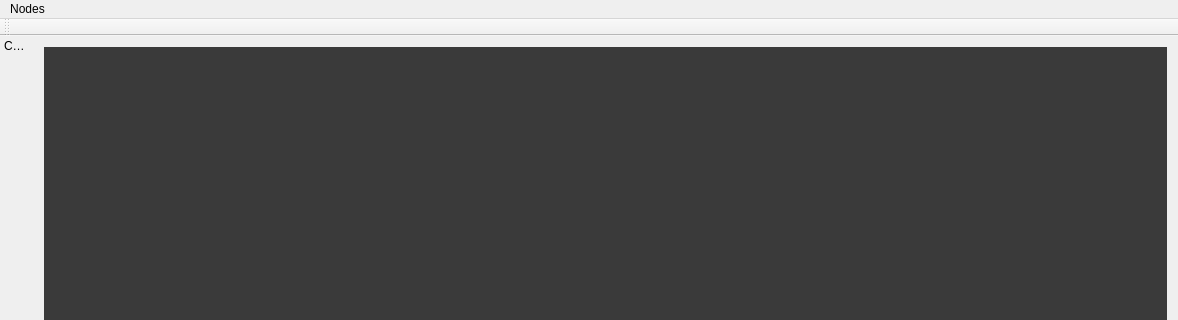
Old version of the form ccs/mainwindow.ui in the repository bisegni/chaosframework; both pictures show x 0 to 1178 and y 0 to 320 of the 1178 by 682 pixel window.
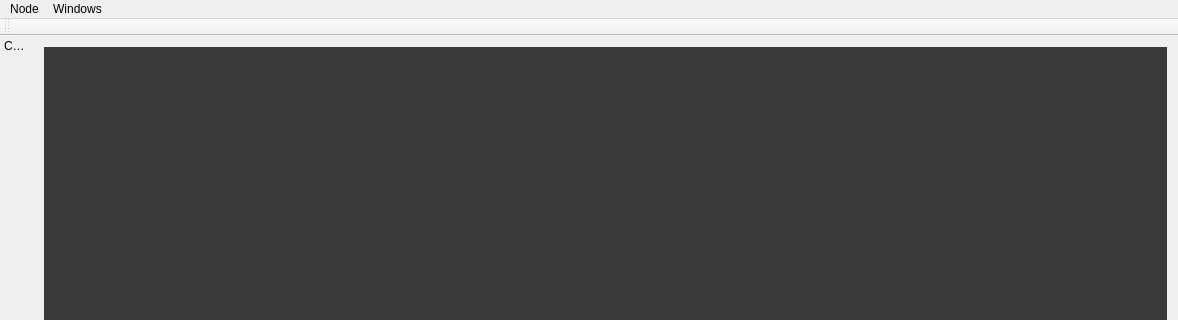
New version of the form.

What changed in the file:
```diff
--- a/ccs/mainwindow.ui
+++ b/ccs/mainwindow.ui
@@ -72,18 +72,21 @@
    <property name="nativeMenuBar">
     <bool>true</bool>
    </property>
-   <widget class="QMenu" name="menuNodes">
-    <property name="font">
-     <font>
-      <pointsize>11</pointsize>
-     </font>
+   <widget class="QMenu" name="menuNode">
+    <property name="title">
+     <string>Node</string>
     </property>
+    <addaction name="actionOpenNode"/>
+    <addaction name="actionSearch_Node"/>
+   </widget>
+   <widget class="QMenu" name="menuWindows">
     <property name="title">
-     <string>Nodes</string>
+     <string>Windows</string>
     </property>
     <addaction name="actionOpen_Node"/>
    </widget>
-   <addaction name="menuNodes"/>
+   <addaction name="menuNode"/>
+   <addaction name="menuWindows"/>
   </widget>
   <widget class="QToolBar" name="mainToolBar">
    <attribute name="toolBarArea">
```
Left out of the diff: 94 changed lines with no effect on the pictures.
